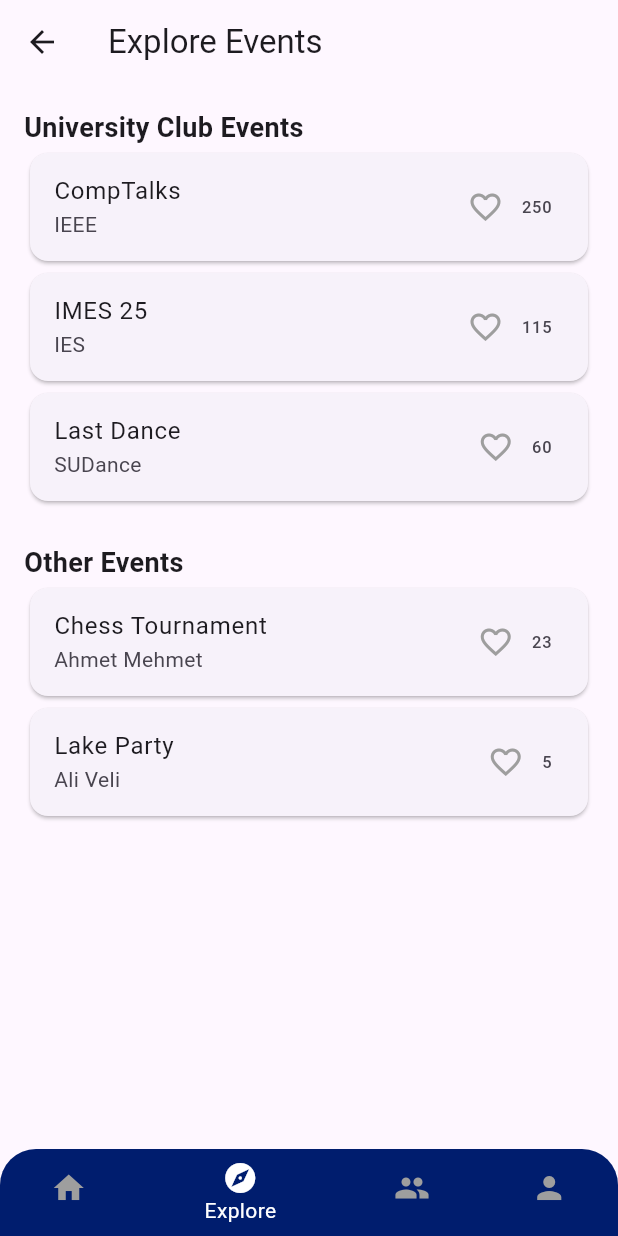
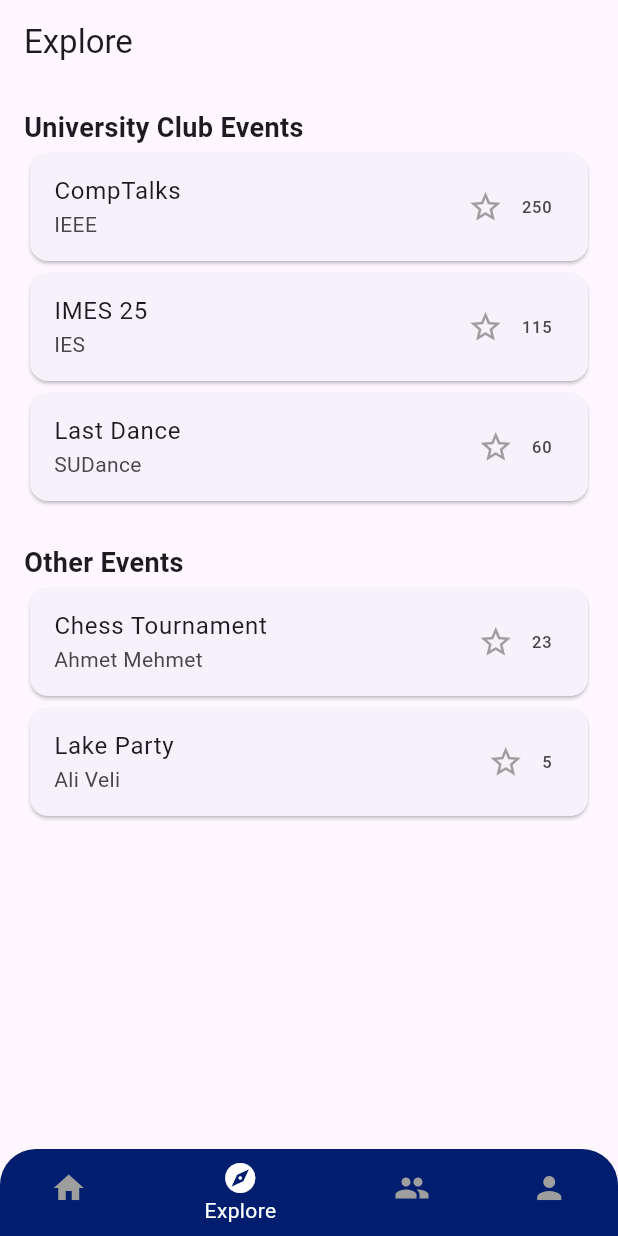
Before and after one commit to DenizGurleyen/SuEvent-310, a Flutter app: the ExplorePage screen opened by its route, on a phone screen of 412 x 824 dp. Run offline on Flutter 3.47's test engine with Material 3 defaults, Android fonts, the phone set to English and light mode, and no system bars; Roboto replaces fonts that are missing (Poppins).

```diff
--- a/lib/screens/explore_page.dart
+++ b/lib/screens/explore_page.dart
@@ -1,5 +1,5 @@
 import 'package:flutter/material.dart';
-import '../widgets/custom_bottom_nav.dart'; // alt menü importu
+import '../widgets/custom_bottom_nav.dart';
 import '../utils/app_colors.dart';
 
 class ExplorePage extends StatefulWidget {
@@ -37,8 +37,8 @@ class _ExplorePageState extends State<ExplorePage> {
           children: [
             IconButton(
               icon: Icon(
-                event['liked'] ? Icons.favorite : Icons.favorite_border,
-                color: event['liked'] ? Colors.red : Colors.grey,
+                event['liked'] ? Icons.star : Icons.star_border,
+                color: event['liked'] ? Colors.amber : Colors.grey,
               ),
               onPressed: () => toggleLike(isUniversity ? universityEvents : otherEvents, index),
             ),
@@ -52,7 +52,10 @@ class _ExplorePageState extends State<ExplorePage> {
   @override
   Widget build(BuildContext context) {
     return Scaffold(
-      appBar: AppBar(title: const Text("Explore Events")),
+      appBar: AppBar(
+        title: const Text("Explore"),
+        automaticallyImplyLeading: false, // geri butonunu gizle
+      ),
       body: Padding(
         padding: const EdgeInsets.all(16),
         child: ListView(
@@ -65,7 +68,7 @@ class _ExplorePageState extends State<ExplorePage> {
           ],
         ),
       ),
-      bottomNavigationBar: const CustomBottomNav(currentIndex: 1), // 👈 bu satır önemli
+      bottomNavigationBar: const CustomBottomNav(currentIndex: 1),
     );
   }
 }
```
